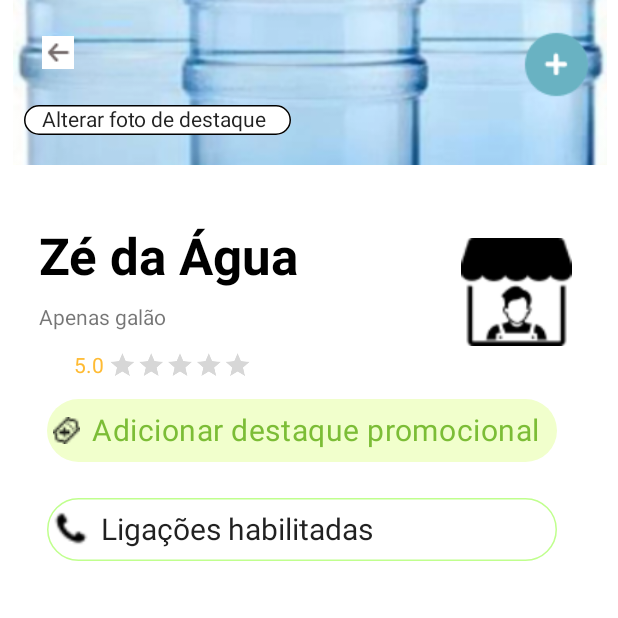
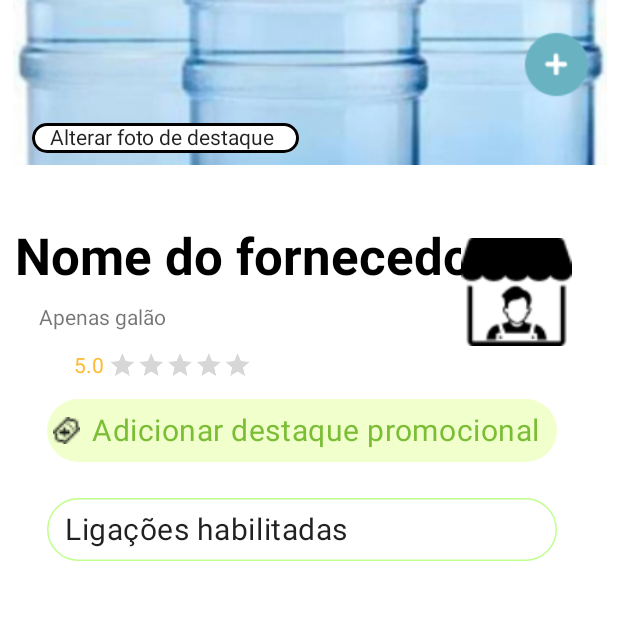
Before and after one commit to RuanLemos/WaterPlace_Supplier, an Android app: the MainMenu screen opened directly, with no data from a screen before it, on a phone screen of 412 x 824 dp, the top half of it. Run offline under Robolectric (Android 15) with nearby library versions, the phone set to English and light mode, and no system bars; our stand-ins replace Firebase (no records; nobody signed in at launch, a user with empty details on screens opened directly); 1 statement that could not run was skipped.

Commit message:
Implementando a funcionalidade do botão "Ligações habilitadas"

```diff
--- a/app/build.gradle
+++ b/app/build.gradle
@@ -48,4 +48,5 @@ dependencies {
     implementation 'com.google.firebase:firebase-analytics'
     implementation 'com.google.firebase:firebase-auth-ktx'
     implementation 'com.google.firebase:firebase-database-ktx'
+
 }
--- a/app/src/main/AndroidManifest.xml
+++ b/app/src/main/AndroidManifest.xml
@@ -11,6 +11,9 @@
         android:supportsRtl="true"
         android:theme="@style/Theme.Waterplace"
         tools:targetApi="31">
+        <activity
+            android:name=".activity.AddProduct"
+            android:exported="false" />
         <activity
             android:name=".activity.Register"
             android:exported="false" />
--- a/app/src/main/java/waterplace/finalproj/model/Supplier.java
+++ b/app/src/main/java/waterplace/finalproj/model/Supplier.java
@@ -10,8 +10,6 @@ public class Supplier {
     private String phone;
     private List<String> products;
 
-    private List<String> requests;
-
     // Cria um construtor com o padrão singleton
     private static Supplier instance;
 
@@ -23,6 +21,10 @@ public class Supplier {
         this.name = dataSnapshot.child("name").getValue().toString();
         this.cnpj = Integer.parseInt(dataSnapshot.child("cnpj").getValue().toString());
         this.phone = dataSnapshot.child("phone").getValue().toString();
+        if (dataSnapshot.child("products").exists()){
+            this.products = (List<String>) dataSnapshot.child("products").getValue();
+        }
+
     }
 
     public static Supplier getInstance(){
--- a/app/src/main/res/layout/activity_main_menu.xml
+++ b/app/src/main/res/layout/activity_main_menu.xml
@@ -23,7 +23,7 @@
         android:id="@+id/supplier_name"
         android:layout_width="wrap_content"
         android:layout_height="wrap_content"
-        android:text="Zé da Água"
+        android:text="Nome do fornecedor"
         android:textColor="@color/black"
         android:textSize="34dp"
         android:textStyle="bold"
@@ -119,47 +119,35 @@
 
     <com.google.android.material.chip.Chip
         android:id="@+id/chip2"
+        style="@style/ChipWithBorder"
         android:layout_width="178dp"
         android:layout_height="36dp"
         android:text="Alterar foto de destaque"
-        style="@style/ChipWithBorder"
         app:chipBackgroundColor="@color/white"
         app:layout_constraintBottom_toBottomOf="parent"
         app:layout_constraintEnd_toEndOf="parent"
-        app:layout_constraintHorizontal_bias="0.068"
+        app:layout_constraintHorizontal_bias="0.09"
         app:layout_constraintStart_toStartOf="parent"
         app:layout_constraintTop_toTopOf="@+id/imagem_capa"
-        app:layout_constraintVertical_bias="0.079" />
-
-    <ImageButton
-        android:id="@+id/imageButton"
-        android:layout_width="wrap_content"
-        android:layout_height="wrap_content"
-        android:backgroundTint="#00FFFFFF"
-        app:layout_constraintBottom_toBottomOf="parent"
-        app:layout_constraintEnd_toEndOf="parent"
-        app:layout_constraintHorizontal_bias="0.043"
-        app:layout_constraintStart_toStartOf="parent"
-        app:layout_constraintTop_toTopOf="parent"
-        app:layout_constraintVertical_bias="0.018"
-        app:srcCompat="@drawable/back" />
+        app:layout_constraintVertical_bias="0.094" />
 
     <com.google.android.material.chip.Chip
-        android:id="@+id/chip3"
-        style="@style/ChipWithBorder"
+        android:id="@+id/ligacoes"
+        style="@style/Ligacoes_Habilitadas"
         android:layout_width="340dp"
         android:layout_height="58dp"
         android:text="Ligações habilitadas"
         android:textSize="20dp"
-        app:chipBackgroundColor="@color/white"
+        android:clickable="true"
         app:chipIcon="@drawable/phone"
-        app:chipStrokeColor="#C0FF8E"
         app:layout_constraintBottom_toBottomOf="parent"
         app:layout_constraintEnd_toEndOf="parent"
         app:layout_constraintHorizontal_bias="0.436"
         app:layout_constraintStart_toStartOf="parent"
         app:layout_constraintTop_toTopOf="@+id/imagem_capa"
-        app:layout_constraintVertical_bias="0.423" />
+        app:layout_constraintVertical_bias="0.423"
+        />
+
 
 
 </androidx.constraintlayout.widget.ConstraintLayout>
--- a/app/src/main/res/values/colors.xml
+++ b/app/src/main/res/values/colors.xml
@@ -7,4 +7,7 @@
     <color name="teal_700">#FF018786</color>
     <color name="black">#FF000000</color>
     <color name="white">#FFFFFFFF</color>
+    <color name="Transparente">#00F44336</color>
+    <color name="verde_claro">#C0FF8E</color>
+    <color name="vermelho_claro">#DF6666</color>
 </resources>
--- a/app/src/main/res/values/strings.xml
+++ b/app/src/main/res/values/strings.xml
@@ -20,4 +20,6 @@
     <string name="Complemento">Complemento</string>
     <string name="TxtExplica">Por favor, indique o seu endereço de email. Você receberá um link para criar uma nova senha.</string>
     <string name="TxtConfirm">Um e-mail para redefinir a sua senha foi enviado!</string>
+    <string name="ligacoes_habilitadas">Ligações habilitadas</string>
+    <string name="ligacoes_desabilitadas">Ligações desabilitadas</string>
 </resources>
--- a/app/src/main/res/values/styles.xml
+++ b/app/src/main/res/values/styles.xml
@@ -2,6 +2,18 @@
 <resources>
 <style name="ChipWithBorder" parent="Widget.MaterialComponents.ChipGroup">
         <item name="chipStrokeColor">@android:color/black</item> <!-- Cor da borda -->
+        <item name="chipStrokeWidth">2dp</item> <!-- Largura da borda -->
+    </style>
+
+<style name="Ligacoes_Habilitadas" parent="Widget.MaterialComponents.Chip.Choice">
+        <item name="chipStrokeColor">#C0FF8E</item> <!-- Cor da borda -->
         <item name="chipStrokeWidth">1dp</item> <!-- Largura da borda -->
+        <item name="chipBackgroundColor">@android:color/white</item>
     </style>
+
+<style name="Ligacoes_Desabilitadas" parent="ChipWithBorder">
+    <item name="chipStrokeColor">#000000</item> <!-- Cor da borda -->
+    <item name="chipStrokeWidth">1dp</item> <!-- Largura da borda -->
+    <item name="chipBackgroundColor">#DF6666</item>
+</style>
 </resources>
```
Also changed, not shown: app/src/main/java/waterplace/finalproj/activity/AddProduct.java (added, +16 -0 lines), app/src/main/java/waterplace/finalproj/activity/MainMenu.java (+30 -0 lines), app/src/main/res/layout/activity_add_product.xml (added, +9 -0 lines).
